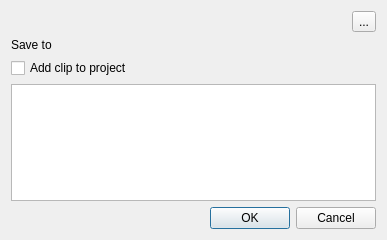
KDE/kdenlive, file src/ui/cutjobdialog_ui.ui: the form before one commit.
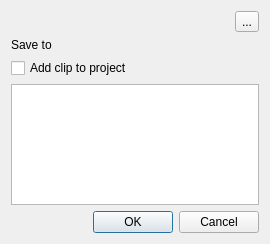
The form after the commit. Custom widgets are drawn as their Qt base class.

Diff of the .ui file:
```diff
--- a/src/ui/cutjobdialog_ui.ui
+++ b/src/ui/cutjobdialog_ui.ui
@@ -6,8 +6,8 @@
    <rect>
     <x>0</x>
     <y>0</y>
-    <width>387</width>
-    <height>240</height>
+    <width>270</width>
+    <height>244</height>
    </rect>
   </property>
   <property name="windowTitle">
@@ -39,15 +39,24 @@
    </item>
    <item row="1" column="0">
     <widget class="QLabel" name="destination_label">
+     <property name="sizePolicy">
+      <sizepolicy hsizetype="Maximum" vsizetype="Preferred">
+       <horstretch>0</horstretch>
+       <verstretch>0</verstretch>
+      </sizepolicy>
+     </property>
      <property name="text">
       <string>Save to</string>
      </property>
     </widget>
    </item>
    <item row="1" column="1" colspan="3">
-    <widget class="KUrlRequester" name="file_url">
-     <property name="mode">
-      <set>KFile::File|KFile::LocalOnly</set>
+    <widget class="KUrlRequester" name="file_url" native="true">
+     <property name="sizePolicy">
+      <sizepolicy hsizetype="MinimumExpanding" vsizetype="Preferred">
+       <horstretch>0</horstretch>
+       <verstretch>0</verstretch>
+      </sizepolicy>
      </property>
     </widget>
    </item>
```
Left out of the diff: 16 changed lines with no effect on the pictures.
